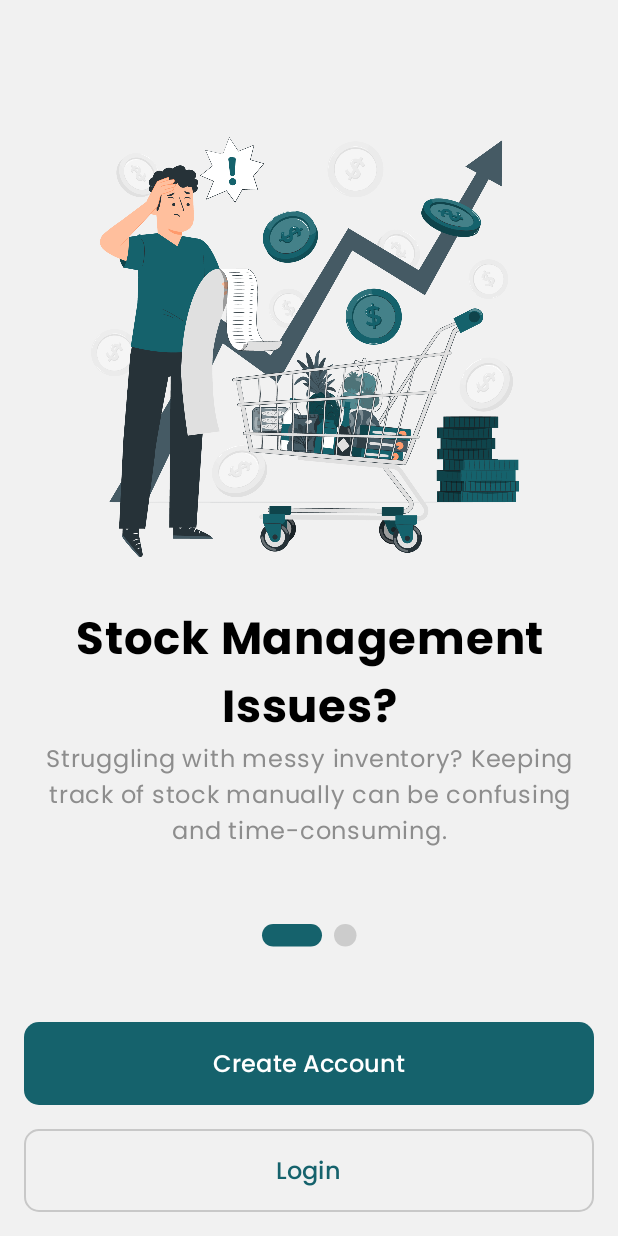
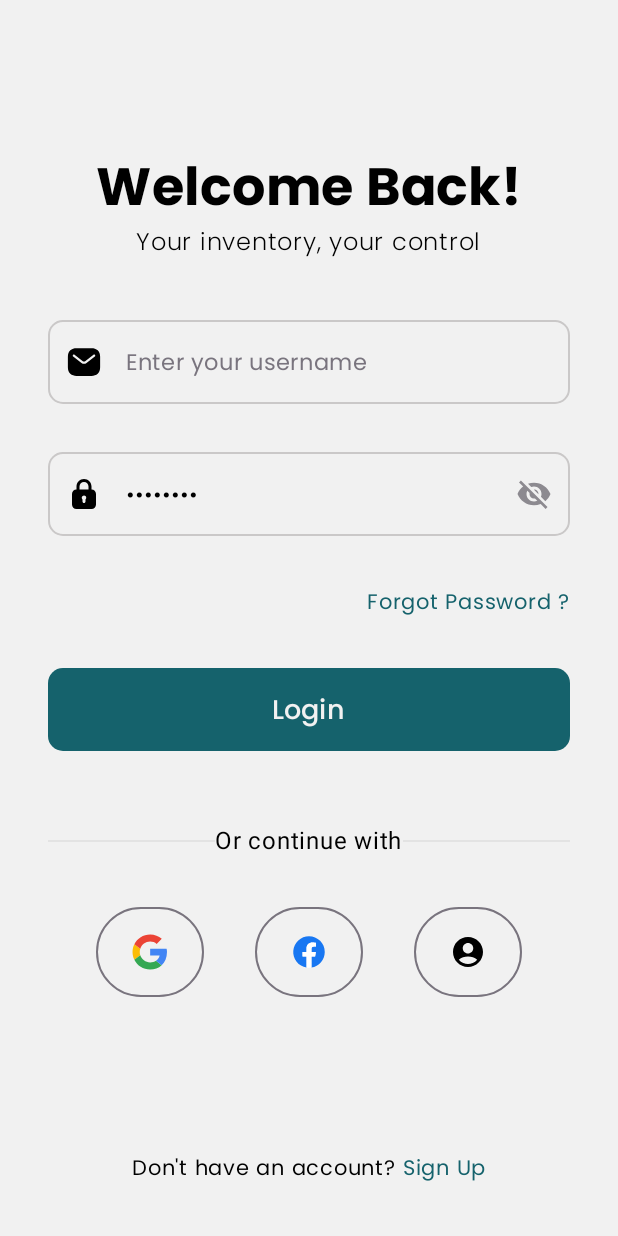
Before and after one commit to dwiaziprasetya/StockkuApp, an Android app built with Jetpack Compose: the screen it shows after launch (MainActivity), on a phone screen of 412 x 824 dp. Run offline under Robolectric (Android 15) with nearby library versions, the phone set to English and light mode, and no system bars.

Commit message:
Finish Login Content

```diff
--- a/app/src/main/java/com/example/stokkuai/MainActivity.kt
+++ b/app/src/main/java/com/example/stokkuai/MainActivity.kt
@@ -6,6 +6,7 @@ import androidx.activity.compose.setContent
 import androidx.activity.enableEdgeToEdge
 import androidx.navigation.compose.rememberNavController
 import com.example.stokkuai.presentation.theme.StokkuAITheme
+import com.example.stokkuai.presentation.ui.screen.auth.login.LoginScreen
 
 class MainActivity : ComponentActivity() {
     override fun onCreate(savedInstanceState: Bundle?) {
@@ -13,9 +14,10 @@ class MainActivity : ComponentActivity() {
         enableEdgeToEdge()
         setContent {
             StokkuAITheme(dynamicColor = false) {
-                RootNavigationGraph(
-                    navController = rememberNavController(),
-                )
+//                RootNavigationGraph(
+//                    navController = rememberNavController(),
+//                )
+                LoginScreen()
             }
         }
     }
--- /dev/null
+++ b/app/src/main/java/com/example/stokkuai/presentation/ui/screen/auth/login/LoginScreen.kt
@@ -0,0 +1,358 @@
+package com.example.stokkuai.presentation.ui.screen.auth.login
+
+import androidx.compose.foundation.background
+import androidx.compose.foundation.border
+import androidx.compose.foundation.clickable
+import androidx.compose.foundation.layout.Arrangement
+import androidx.compose.foundation.layout.Column
+import androidx.compose.foundation.layout.Row
+import androidx.compose.foundation.layout.fillMaxSize
+import androidx.compose.foundation.layout.fillMaxWidth
+import androidx.compose.foundation.layout.height
+import androidx.compose.foundation.layout.padding
+import androidx.compose.foundation.shape.RoundedCornerShape
+import androidx.compose.foundation.text.KeyboardActions
+import androidx.compose.foundation.text.KeyboardOptions
+import androidx.compose.material.icons.Icons
+import androidx.compose.material.icons.filled.AccountCircle
+import androidx.compose.material3.Button
+import androidx.compose.material3.ButtonDefaults
+import androidx.compose.material3.Divider
+import androidx.compose.material3.Icon
+import androidx.compose.material3.MaterialTheme
+import androidx.compose.material3.OutlinedTextField
+import androidx.compose.material3.Text
+import androidx.compose.material3.TextFieldDefaults
+import androidx.compose.runtime.Composable
+import androidx.compose.runtime.getValue
+import androidx.compose.runtime.mutableStateOf
+import androidx.compose.runtime.remember
+import androidx.compose.runtime.setValue
+import androidx.compose.ui.Alignment
+import androidx.compose.ui.Modifier
+import androidx.compose.ui.focus.FocusRequester
+import androidx.compose.ui.focus.onFocusChanged
+import androidx.compose.ui.graphics.Color
+import androidx.compose.ui.graphics.painter.Painter
+import androidx.compose.ui.platform.LocalFocusManager
+import androidx.compose.ui.platform.LocalSoftwareKeyboardController
+import androidx.compose.ui.res.painterResource
+import androidx.compose.ui.res.stringResource
+import androidx.compose.ui.text.TextStyle
+import androidx.compose.ui.text.font.FontWeight
+import androidx.compose.ui.text.input.ImeAction
+import androidx.compose.ui.text.input.PasswordVisualTransformation
+import androidx.compose.ui.text.input.VisualTransformation
+import androidx.compose.ui.tooling.preview.Preview
+import androidx.compose.ui.unit.dp
+import androidx.compose.ui.unit.sp
+import com.example.stokkuai.R
+import com.example.stokkuai.presentation.theme.StokkuAITheme
+import com.example.stokkuai.presentation.theme.poppinsFontFamily
+
+@Composable
+fun LoginScreen(modifier: Modifier = Modifier) {
+    LoginContent(
+        username = "",
+        password = "wakakaka",
+        onUsernameChange = {},
+        onPasswordChange = {},
+        icon = painterResource(R.drawable.icon_visibility_off),
+        passwordVisibility = false,
+        onPasswordVisibilityChange = {},
+        onSignUpClick = {},
+        onLoginClick = {},
+        passwordError = false,
+        onGuestClick = {}
+    )
+}
+
+@Composable
+fun LoginContent(
+    username: String,
+    password: String,
+    onUsernameChange: (String) -> Unit,
+    onPasswordChange: (String) -> Unit,
+    icon: Painter,
+    passwordVisibility: Boolean,
+    onPasswordVisibilityChange: () -> Unit,
+    onSignUpClick: () -> Unit,
+    onLoginClick: () -> Unit,
+    onGuestClick: () -> Unit,
+    passwordError: Boolean,
+) {
+    Column(
+        modifier = Modifier
+            .background(
+                color = MaterialTheme.colorScheme.background
+            )
+            .padding(
+                top = 100.dp,
+                start = 32.dp,
+                end = 32.dp
+            )
+            .fillMaxSize(),
+        horizontalAlignment = Alignment.CenterHorizontally
+    ) {
+        Column(
+            horizontalAlignment = Alignment.CenterHorizontally
+        ) {
+            Text(
+                text = stringResource(R.string.welcome_back_1),
+                fontFamily = poppinsFontFamily,
+                fontWeight = FontWeight.Bold,
+                fontSize = 35.sp
+            )
+            Text(
+                text = stringResource(R.string.welcome_back_2),
+                fontFamily = poppinsFontFamily,
+                fontWeight = FontWeight.Light,
+                fontSize = 16.sp
+            )
+        }
+
+        Column(
+            modifier = Modifier
+                .padding(top = 32.dp)
+        ) {
+            CustomOutlinedTextField(
+                value = username,
+                hint = stringResource(R.string.enter_your_username),
+                onValueChange = onUsernameChange,
+                trailingIcon = {},
+                isError = false,
+                errorMessage = "",
+                leadingIconResId = R.drawable.icon_email
+            )
+            CustomOutlinedTextField(
+                value = password,
+                hint = stringResource(R.string.enter_your_password),
+                onValueChange = onPasswordChange,
+                trailingIcon = {
+                    Icon(
+                        painter = icon,
+                        contentDescription = null,
+                        modifier = Modifier.clickable { onPasswordVisibilityChange() }
+                    )
+                },
+                isError = passwordError,
+                errorMessage = stringResource(R.string.error_password),
+                visualTransformation = if (passwordVisibility) VisualTransformation.None
+                else PasswordVisualTransformation(),
+                leadingIconResId = R.drawable.icon_padlock,
+            )
+        }
+
+        Text(
+            text = stringResource(R.string.forgot_password),
+            fontFamily = poppinsFontFamily,
+            fontSize = 14.sp,
+            color = MaterialTheme.colorScheme.primary,
+            modifier = Modifier.padding(top = 8.dp).align(Alignment.End)
+        )
+
+        Button(
+            modifier = Modifier
+                .padding(top = 32.dp)
+                .height(55.dp)
+                .fillMaxWidth(),
+            shape = RoundedCornerShape(10.dp),
+            onClick = onLoginClick,
+            colors = ButtonDefaults.buttonColors(
+                containerColor = MaterialTheme.colorScheme.primary
+            )
+        ) {
+            Text(
+                fontFamily = poppinsFontFamily,
+                text = stringResource(R.string.login),
+                fontSize = 18.sp,
+                color = MaterialTheme.colorScheme.background
+            )
+        }
+
+        Row (
+            horizontalArrangement = Arrangement.Center,
+            verticalAlignment = Alignment.CenterVertically,
+            modifier = Modifier
+                .padding(top = 48.dp)
+                .fillMaxWidth()
+        ){
+            Divider(thickness = 1.dp, color = Color(0xFFE3E3E3), modifier = Modifier.weight(2f))
+            Text(text = stringResource(R.string.or_continue_with))
+            Divider(thickness = 1.dp, color = Color(0xFFE3E3E3), modifier = Modifier.weight(2f))
+        }
+
+        Row(
+            modifier = Modifier
+                .fillMaxWidth()
+                .padding(horizontal = 32.dp, vertical = 32.dp),
+            horizontalArrangement = Arrangement.SpaceBetween
+        ) {
+            Button(
+                modifier = Modifier.height(60.dp).border(
+                    color = MaterialTheme.colorScheme.outline,
+                    width = 1.dp,
+                    shape = RoundedCornerShape(40.dp)
+                ),
+                shape = RoundedCornerShape(40.dp),
+                onClick = {},
+                colors = ButtonDefaults.buttonColors(containerColor = MaterialTheme.colorScheme.background)
+            ) {
+                Icon(
+                    painter = painterResource(R.drawable.icon_google),
+                    contentDescription = "",
+                    tint = Color.Unspecified
+                )
+            }
+            Button(
+                modifier = Modifier.height(60.dp).border(
+                    color = MaterialTheme.colorScheme.outline,
+                    width = 1.dp,
+                    shape = RoundedCornerShape(40.dp)
+                ),
+                shape = RoundedCornerShape(40.dp),
+                onClick = {},
+                colors = ButtonDefaults.buttonColors(containerColor = MaterialTheme.colorScheme.background)
+            ) {
+                Icon(
+                    painter = painterResource(R.drawable.icon_facebook),
+                    contentDescription = "",
+                    tint = Color.Unspecified
+                )
+            }
+            Button(
+                modifier = Modifier.height(60.dp).border(
+                    color = MaterialTheme.colorScheme.outline,
+                    width = 1.dp,
+                    shape = RoundedCornerShape(40.dp)
+                ),
+                shape = RoundedCornerShape(40.dp),
+                onClick = onGuestClick,
+                colors = ButtonDefaults.buttonColors(containerColor = MaterialTheme.colorScheme.background)
+            ) {
+                Icon(
+                    imageVector = Icons.Default.AccountCircle,
+                    contentDescription = "",
+                    tint = Color.Unspecified
+                )
+            }
+        }
+
+        Row(
+            modifier = Modifier.padding(top = 70.dp)
+        ) {
+            Text(
+                text = stringResource(R.string.dont_have_account),
+                fontFamily = poppinsFontFamily,
+                fontSize = 14.sp,
+                color = MaterialTheme.colorScheme.onPrimary
+            )
+            Text(
+                text = " " + stringResource(R.string.sign_up),
+                fontFamily = poppinsFontFamily,
+                fontSize = 14.sp,
+                color = MaterialTheme.colorScheme.primary,
+                modifier = Modifier.clickable { onSignUpClick() }
+            )
+        }
+    }
+}
+
+
+@Composable
+fun CustomOutlinedTextField(
+    value: String,
+    onValueChange: (String) -> Unit,
+    trailingIcon: @Composable () -> Unit,
+    visualTransformation: VisualTransformation = VisualTransformation.None,
+    isError: Boolean,
+    leadingIconResId: Int,
+    errorMessage: String,
+    hint: String = ""
+) {
+    val keyboardController = LocalSoftwareKeyboardController.current
+    val focusRequester = remember { FocusRequester() }
+    val focusManager = LocalFocusManager.current
+    var isFocused by remember { mutableStateOf(false) }
+
+    OutlinedTextField(
+        shape = RoundedCornerShape(10.dp),
+        colors = TextFieldDefaults.colors(
+            focusedContainerColor = MaterialTheme.colorScheme.background,
+            unfocusedContainerColor = MaterialTheme.colorScheme.background,
+            disabledContainerColor = MaterialTheme.colorScheme.background,
+            focusedIndicatorColor = MaterialTheme.colorScheme.primary,
+            unfocusedIndicatorColor = Color(0xFFCAC8C8),
+        ),
+        value = value,
+        onValueChange = onValueChange,
+        placeholder =  {
+            Text(
+                text = hint,
+                color = MaterialTheme.colorScheme.outline,
+                fontFamily = poppinsFontFamily,
+                fontSize = 15.sp
+            )
+        },
+        leadingIcon = {
+            Icon(
+                painter = painterResource(leadingIconResId),
+                contentDescription = null,
+                tint = when {
+                    isError -> MaterialTheme.colorScheme.error
+                    isFocused -> MaterialTheme.colorScheme.primary
+                    else -> MaterialTheme.colorScheme.onPrimary
+                }
+            )
+        },
+        keyboardOptions = KeyboardOptions.Default.copy(imeAction = ImeAction.Done),
+        keyboardActions = KeyboardActions(onDone = {
+            keyboardController?.hide()
+        }),
+        modifier = Modifier
+            .padding(vertical = 8.dp)
+            .fillMaxWidth()
+            .onFocusChanged { isFocused = it.isFocused },
+        trailingIcon = {
+            trailingIcon()
+        },
+        visualTransformation = visualTransformation,
+        textStyle = TextStyle(
+            color = MaterialTheme.colorScheme.onPrimary,
+            fontFamily = poppinsFontFamily,
+            fontSize = 14.sp
+        ),
+        isError = isError,
+        supportingText = {
+            if (isError) {
+                Text(
+                    modifier = Modifier.fillMaxWidth(),
+                    text = errorMessage,
+                    color = MaterialTheme.colorScheme.error
+                )
+            }
+        }
+    )
+}
+
+@Preview(showBackground = true)
+@Composable
+private fun LoginContentPreview() {
+    StokkuAITheme(
+        dynamicColor = false
+    ) {
+        LoginContent(
+            username = "",
+            password = "",
+            onUsernameChange = {},
+            onPasswordChange = {},
+            icon = painterResource(R.drawable.icon_visibility_off),
+            passwordVisibility = true,
+            onPasswordVisibilityChange = {},
+            onSignUpClick = {},
+            onLoginClick = {},
+            passwordError = true,
+            onGuestClick = {},
+        )
+    }
+}
--- /dev/null
+++ b/app/src/main/res/drawable/icon_email.xml
@@ -0,0 +1,5 @@
+<vector xmlns:android="http://schemas.android.com/apk/res/android" android:height="24dp" android:viewportHeight="24" android:viewportWidth="24" android:width="24dp">
+
+    <path android:fillColor="#000000" android:fillType="evenOdd" android:pathData="M7,2.75C5.385,2.75 3.925,3.154 2.865,4.138C1.795,5.132 1.25,6.607 1.25,8.5V15.5C1.25,17.393 1.795,18.868 2.865,19.862C3.925,20.846 5.385,21.25 7,21.25H17C18.615,21.25 20.075,20.846 21.135,19.862C22.205,18.868 22.75,17.393 22.75,15.5V8.5C22.75,6.607 22.205,5.132 21.135,4.138C20.075,3.154 18.615,2.75 17,2.75H7ZM19.229,8.362C19.556,8.109 19.617,7.638 19.363,7.31C19.11,6.982 18.639,6.922 18.311,7.175L12.764,11.462C12.314,11.809 11.686,11.809 11.236,11.462L5.689,7.175C5.361,6.922 4.89,6.982 4.637,7.31C4.383,7.638 4.444,8.109 4.771,8.362L10.318,12.649C11.309,13.414 12.691,13.414 13.681,12.649L19.229,8.362Z"/>
+
+</vector>
--- /dev/null
+++ b/app/src/main/res/drawable/icon_facebook.xml
@@ -0,0 +1,7 @@
+<vector xmlns:android="http://schemas.android.com/apk/res/android" android:height="24dp" android:viewportHeight="16" android:viewportWidth="16" android:width="24dp">
+
+    <path android:fillColor="#1877F2" android:pathData="M15,8a7,7 0,0 0,-7 -7,7 7,0 0,0 -1.094,13.915v-4.892H5.13V8h1.777V6.458c0,-1.754 1.045,-2.724 2.644,-2.724 0.766,0 1.567,0.137 1.567,0.137v1.723h-0.883c-0.87,0 -1.14,0.54 -1.14,1.093V8h1.941l-0.31,2.023H9.094v4.892A7.001,7.001 0,0 0,15 8z"/>
+
+    <path android:fillColor="#ffffff" android:pathData="M10.725,10.023L11.035,8H9.094V6.687c0,-0.553 0.27,-1.093 1.14,-1.093h0.883V3.87s-0.801,-0.137 -1.567,-0.137c-1.6,0 -2.644,0.97 -2.644,2.724V8H5.13v2.023h1.777v4.892a7.037,7.037 0,0 0,2.188 0v-4.892h1.63z"/>
+
+</vector>
--- /dev/null
+++ b/app/src/main/res/drawable/icon_google.xml
@@ -0,0 +1,11 @@
+<vector xmlns:android="http://schemas.android.com/apk/res/android" android:height="24dp" android:viewportHeight="48" android:viewportWidth="48" android:width="24dp">
+
+    <path android:fillColor="#FBBC05" android:fillType="evenOdd" android:pathData="M10.327,24C10.327,22.476 10.58,21.014 11.032,19.644L3.123,13.604C1.582,16.734 0.714,20.26 0.714,24C0.714,27.737 1.581,31.261 3.12,34.388L11.025,28.337C10.577,26.973 10.327,25.517 10.327,24" android:strokeColor="#00000000" android:strokeWidth="1"/>
+
+    <path android:fillColor="#EB4335" android:fillType="evenOdd" android:pathData="M24.214,10.133C27.525,10.133 30.516,11.307 32.866,13.227L39.702,6.4C35.536,2.773 30.195,0.533 24.214,0.533C14.927,0.533 6.945,5.844 3.123,13.604L11.032,19.644C12.855,14.112 18.049,10.133 24.214,10.133" android:strokeColor="#00000000" android:strokeWidth="1"/>
+
+    <path android:fillColor="#34A853" android:fillType="evenOdd" android:pathData="M24.214,37.867C18.049,37.867 12.855,33.888 11.032,28.356L3.123,34.395C6.945,42.156 14.927,47.467 24.214,47.467C29.945,47.467 35.418,45.431 39.525,41.618L32.018,35.814C29.9,37.149 27.232,37.867 24.214,37.867" android:strokeColor="#00000000" android:strokeWidth="1"/>
+
+    <path android:fillColor="#4285F4" android:fillType="evenOdd" android:pathData="M46.645,24C46.645,22.613 46.432,21.12 46.111,19.733L24.214,19.733L24.214,28.8L36.818,28.8C36.188,31.891 34.472,34.268 32.018,35.814L39.525,41.618C43.839,37.614 46.645,31.649 46.645,24" android:strokeColor="#00000000" android:strokeWidth="1"/>
+
+</vector>
--- /dev/null
+++ b/app/src/main/res/drawable/icon_padlock.xml
@@ -0,0 +1,5 @@
+<vector xmlns:android="http://schemas.android.com/apk/res/android" android:height="24dp" android:viewportHeight="24" android:viewportWidth="24" android:width="24dp">
+
+    <path android:fillColor="#000000" android:pathData="M17,9V7c0,-2.8 -2.2,-5 -5,-5S7,4.2 7,7v2c-1.7,0 -3,1.3 -3,3v7c0,1.7 1.3,3 3,3h10c1.7,0 3,-1.3 3,-3v-7C20,10.3 18.7,9 17,9zM9,7c0,-1.7 1.3,-3 3,-3s3,1.3 3,3v2H9V7zM13.1,15.5c0,0 -0.1,0.1 -0.1,0.1V17c0,0.6 -0.4,1 -1,1s-1,-0.4 -1,-1v-1.4c-0.6,-0.6 -0.7,-1.5 -0.1,-2.1c0.6,-0.6 1.5,-0.7 2.1,-0.1C13.6,13.9 13.7,14.9 13.1,15.5z"/>
+
+</vector>
--- /dev/null
+++ b/app/src/main/res/drawable/icon_visibility.xml
@@ -0,0 +1,5 @@
+<vector xmlns:android="http://schemas.android.com/apk/res/android" android:height="24dp" android:viewportHeight="24" android:viewportWidth="24" android:width="24dp">
+
+    <path android:fillColor="?android:colorControlNormal" android:pathData="M12,4.5C7,4.5 2.73,7.61 1,12c1.73,4.39 6,7.5 11,7.5s9.27,-3.11 11,-7.5c-1.73,-4.39 -6,-7.5 -11,-7.5zM12,17c-2.76,0 -5,-2.24 -5,-5s2.24,-5 5,-5 5,2.24 5,5 -2.24,5 -5,5zM12,9c-1.66,0 -3,1.34 -3,3s1.34,3 3,3 3,-1.34 3,-3 -1.34,-3 -3,-3z"/>
+
+</vector>
--- /dev/null
+++ b/app/src/main/res/drawable/icon_visibility_off.xml
@@ -0,0 +1,5 @@
+<vector xmlns:android="http://schemas.android.com/apk/res/android" android:height="24dp" android:viewportHeight="24" android:viewportWidth="24" android:width="24dp">
+
+    <path android:fillColor="?android:colorControlNormal" android:pathData="M12,7c2.76,0 5,2.24 5,5 0,0.65 -0.13,1.26 -0.36,1.83l2.92,2.92c1.51,-1.26 2.7,-2.89 3.43,-4.75 -1.73,-4.39 -6,-7.5 -11,-7.5 -1.4,0 -2.74,0.25 -3.98,0.7l2.16,2.16C10.74,7.13 11.35,7 12,7zM2,4.27l2.28,2.28 0.46,0.46C3.08,8.3 1.78,10.02 1,12c1.73,4.39 6,7.5 11,7.5 1.55,0 3.03,-0.3 4.38,-0.84l0.42,0.42L19.73,22 21,20.73 3.27,3 2,4.27zM7.53,9.8l1.55,1.55c-0.05,0.21 -0.08,0.43 -0.08,0.65 0,1.66 1.34,3 3,3 0.22,0 0.44,-0.03 0.65,-0.08l1.55,1.55c-0.67,0.33 -1.41,0.53 -2.2,0.53 -2.76,0 -5,-2.24 -5,-5 0,-0.79 0.2,-1.53 0.53,-2.2zM11.84,9.02l3.15,3.15 0.02,-0.16c0,-1.66 -1.34,-3 -3,-3l-0.17,0.01z"/>
+
+</vector>
--- a/app/src/main/res/values/strings.xml
+++ b/app/src/main/res/values/strings.xml
@@ -1,3 +1,41 @@
 <resources>
     <string name="app_name">Stokku AI</string>
+    <string name="sign_up">Sign Up</string>
+    <string name="login">Login</string>
+    <string name="welcome_back_1">Welcome Back!</string>
+    <string name="welcome_back_2">Your inventory, your control</string>
+    <string name="get_started">Get Started</string>
+    <string name="welcome_1">DISCOVERING YOUR FASHION STYLE</string>
+    <string name="welcome_2">Find the perfect outfit for any occasion, from casual wear to formal attire</string>
+    <string name="continue_with_google">Continue with google</string>
+    <string name="continue_with_facebook">Continue with facebook</string>
+    <string name="continue_as_guest">Continue as guest</string>
+    <string name="intro_sign_up">Register or sign up and we\'ll get started</string>
+    <string name="enter_your_email">Enter your email address</string>
+    <string name="error_email">Invalid email address</string>
+    <string name="error_password">Passwords must not contain spaces</string>
+    <string name="enter_your_username">Enter your username</string>
+    <string name="enter_your_password">Enter your password</string>
+    <string name="term_and_condition">I agree to the Terms &amp; Conditions and Privacy Policy</string>
+    <string name="already_have_account">Already have an account?</string>
+    <string name="dont_have_account">Don\'t have an account?</string>
+    <string name="forgot_password">Forgot Password ?</string>
+    <string name="or_continue_with">Or continue with</string>
+    <string name="categories">Categories</string>
+    <string name="product_detail">Product Detail</string>
+    <string name="description_product">Description Product</string>
+    <string name="checkout">Checkout</string>
+    <string name="your_order">Your Order</string>
+    <string name="notification">Notification</string>
+    <string name="add_to_cart">Add to Cart</string>
+    <string name="for_you">For You</string>
+    <string name="my_cart">My Cart</string>
+    <string name="coupon">Coupon</string>
+    <string name="favourite">Favourite</string>
+    <string name="your_profile">Your Profile</string>
+    <string name="my_orders">My Orders</string>
+    <string name="address">Address</string>
+    <string name="change_password">Change Password</string>
+    <string name="help_and_support">Help &amp; Support</string>
+    <string name="logout">Logout</string>
 </resources>
```
